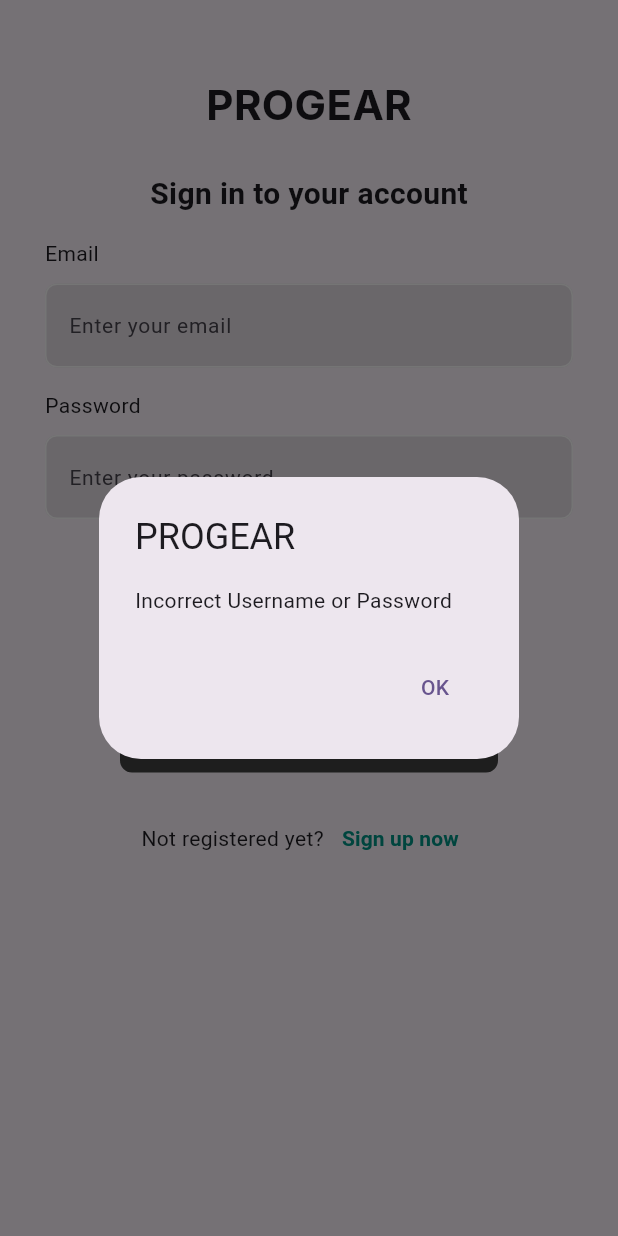
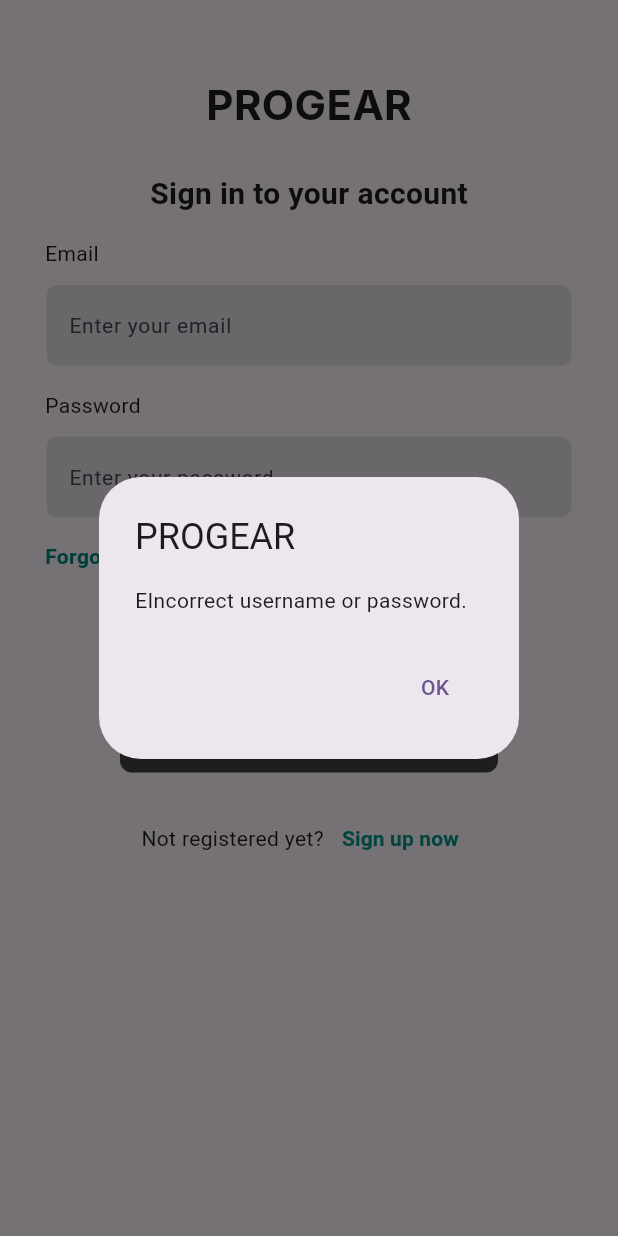
Before and after one commit to Gimhanfdo/ProGear-Mobile-App, a Flutter app: the LoginScreen screen opened directly, after a tap on "Sign In", on a phone screen of 412 x 824 dp. Run offline on Flutter 3.47's test engine with Material 3 defaults, Android fonts, the phone set to English and light mode, and no system bars; our stand-ins replace cached_network_image; network calls fail.

Commit message:
update login.dart

```diff
--- a/lib/screens/login.dart
+++ b/lib/screens/login.dart
@@ -4,6 +4,7 @@ import 'package:progear_app/screens/home.dart';
 import 'package:progear_app/screens/navigationWrapper.dart';
 import 'package:progear_app/screens/register.dart';
 import 'package:progear_app/screens/shared/button.dart';
+import 'package:progear_app/screens/shared/errorAlertDialog.dart';
 import 'package:progear_app/screens/shared/textField.dart';
 
 class LoginScreen extends StatelessWidget {
@@ -43,23 +44,7 @@ class LoginScreen extends StatelessWidget {
             ),
       );
     } else {
-      showDialog(
-        context: context,
-        barrierDismissible: false,
-        builder:
-            (context) => AlertDialog(
-              title: Text("PROGEAR"),
-              content: Text("Incorrect Username or Password"),
-              actions: [
-                TextButton(
-                  onPressed: () {
-                    Navigator.pop(context);
-                  },
-                  child: Text('OK'),
-                ),
-              ],
-            ),
-      );
+      showErrorAlertDialog(context, 'EIncorrect username or password.');
     }
   }
 
@@ -111,7 +96,7 @@ class LoginScreen extends StatelessWidget {
                 SizedBox(height: 15),
 
                 Padding(
-                  padding: const EdgeInsets.symmetric(horizontal: 80),
+                  padding: const EdgeInsets.symmetric(horizontal: 30),
                   child: Row(
                     children: [
                       Text(
```
